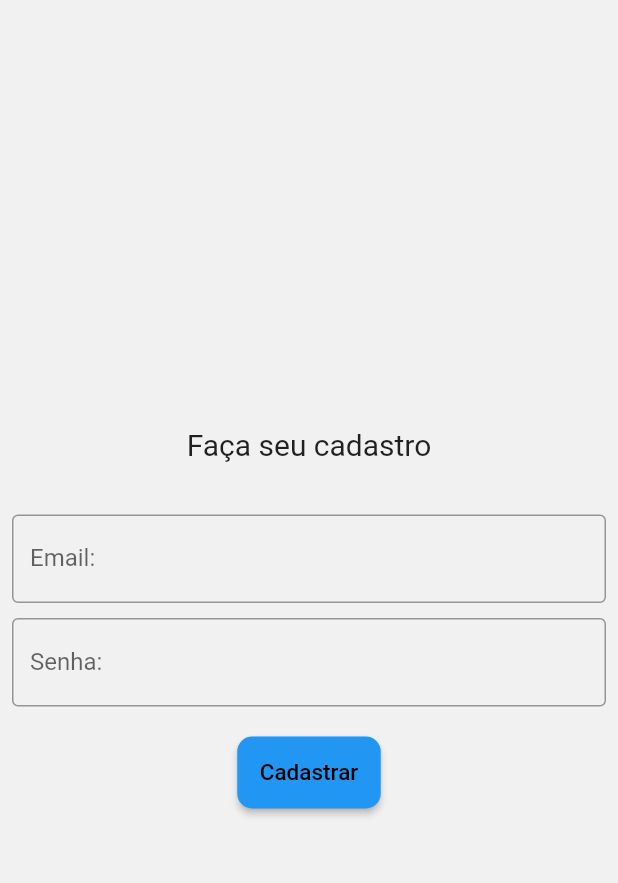
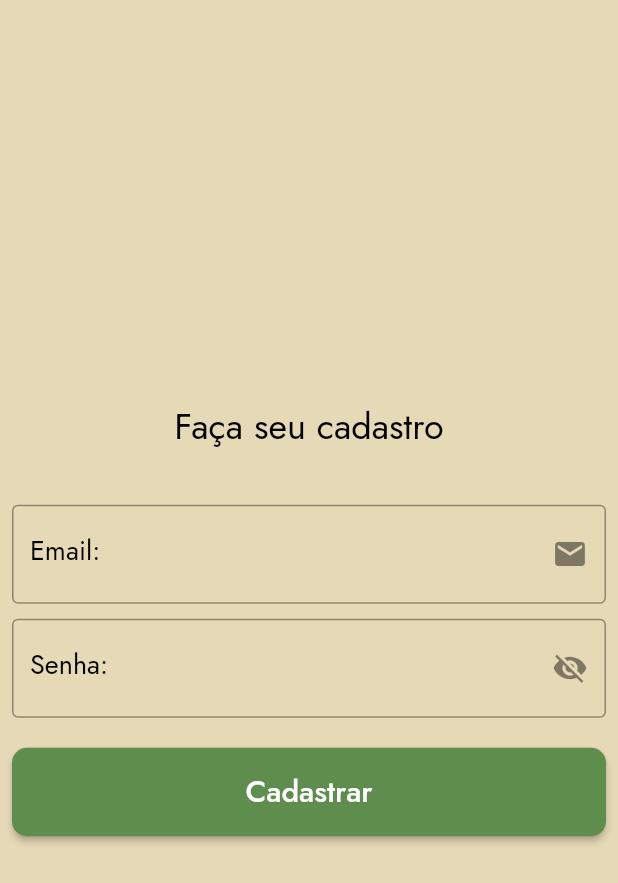
Before and after one commit to Xeviousbr/otchi, a Flutter app: the screen it shows after launch, after a tap on "Cadastre-se", on a phone screen of 412 x 824 dp. Shown: the top 883 px of the screen. Run offline on Flutter 3.47's test engine with Material 2 defaults, Android fonts, the phone set to English and light mode, and no system bars; our stand-ins replace firebase_core, firebase_crashlytics, google_fonts, sentry_flutter, shared_preferences; accounts and stored records are empty; network calls fail.

Commit message:
style:criando estilo dee cores para componentes e papara telas

```diff
--- /dev/null
+++ b/lib/components/theme.dart
@@ -0,0 +1,46 @@
+import 'package:flutter/material.dart';
+import 'package:google_fonts/google_fonts.dart';
+
+ThemeData theme() {
+  final theme = ThemeData();
+  final textTheme = GoogleFonts.jostTextTheme(theme.textTheme);
+
+  return ThemeData(
+    appBarTheme: const AppBarTheme(
+      backgroundColor: Color(0xff5F8D4E),
+    ),
+    scaffoldBackgroundColor: const Color(0xffE5D9B6),
+    textTheme: textTheme.copyWith(
+      titleLarge: textTheme.titleLarge?.copyWith(color: Colors.white),
+      titleMedium: textTheme.titleMedium?.copyWith(
+        fontSize: 24,
+        color: Colors.black,
+      ),
+      bodySmall: textTheme.bodySmall?.copyWith(
+        color: Colors.black,
+      ),
+      bodyMedium: textTheme.bodyMedium?.copyWith(
+        color: Colors.black,
+        fontSize: 18,
+      ),
+      bodyLarge: textTheme.bodyLarge?.copyWith(
+        color: Colors.white,
+        fontSize: 20,
+      ),
+    ),
+    drawerTheme: const DrawerThemeData(backgroundColor: Color(0xffE5D9B6)),
+    hintColor: Colors.black,
+    elevatedButtonTheme: ElevatedButtonThemeData(
+      style: ButtonStyle(
+        backgroundColor: MaterialStateProperty.all(
+          const Color(0xff5F8D4E),
+        ),
+      ),
+    ),
+    cardTheme: const CardTheme(color: Color(0xff5F8D4E)),
+    listTileTheme: const ListTileThemeData(
+      tileColor: Color(0xffE5D9B6),
+    ),
+  );
+  //floatingActionButtonTheme: FloatingActionButton());
+}
--- a/lib/main.dart
+++ b/lib/main.dart
@@ -2,6 +2,8 @@ import 'package:firebase_core/firebase_core.dart';
 import 'package:firebase_crashlytics/firebase_crashlytics.dart';
 import 'package:flutter/foundation.dart';
 import 'package:flutter/material.dart';
+import 'package:ot/components/theme.dart';
+import 'package:sentry_flutter/sentry_flutter.dart';
 
 import 'pages/cadastrar_tarefa.dart';
 import 'pages/register_page/register_page.dart';
@@ -9,6 +11,16 @@ import 'pages/home/home_page.dart';
 import 'pages/login_page/login_page.dart';
 
 Future<void> main() async {
+  await SentryFlutter.init(
+    (options) {
+      options.dsn =
+          'https://2ea50cd856ad43bab28274c1a4978720@o4504169361899520.ingest.sentry.io/4504169366945792';
+      // Set tracesSampleRate to 1.0 to capture 100% of transactions for performance monitoring.
+      // We recommend adjusting this value in production.
+      options.tracesSampleRate = 1.0;
+    },
+  );
+
   WidgetsFlutterBinding.ensureInitialized();
   await Firebase.initializeApp();
   FlutterError.onError = (errorDetails) {
@@ -30,9 +42,7 @@ class MyApp extends StatelessWidget {
   Widget build(BuildContext context) {
     return MaterialApp(
       title: 'OT - Organizador de Tarefas',
-      theme: ThemeData(
-        primarySwatch: Colors.blue,
-      ),
+      theme: theme(),
       routes: {
         '/login': (_) => const LoginPage(),
         '/cadastrar_tarefa': (_) => const CadastrarTarefa(),
--- a/lib/pages/login_page/login_page.dart
+++ b/lib/pages/login_page/login_page.dart
@@ -25,19 +25,20 @@ class _LoginPageState extends State<LoginPage> {
 
   String email = '';
   String password = '';
+  bool isPasswordVisible = true;
 
   @override
   Widget build(BuildContext context) {
+    final theme = Theme.of(context);
     return Scaffold(
-      backgroundColor: const Color.fromARGB(255, 241, 241, 241),
       body: Padding(
         padding: const EdgeInsets.all(8.0),
         child: Column(
           mainAxisAlignment: MainAxisAlignment.center,
           children: [
-            const Text(
+            Text(
               "Faça seu login",
-              style: TextStyle(fontSize: 20),
+              style: theme.textTheme.titleMedium,
             ),
             const SizedBox(
               height: 35,
@@ -46,8 +47,10 @@ class _LoginPageState extends State<LoginPage> {
               onChanged: (text) {
                 email = text;
               },
+              style: theme.textTheme.bodyMedium,
               keyboardType: TextInputType.emailAddress,
               decoration: const InputDecoration(
+                suffixIcon: Icon(Icons.email),
                 labelText: "Email:",
                 border: OutlineInputBorder(),
               ),
@@ -59,23 +62,29 @@ class _LoginPageState extends State<LoginPage> {
               onChanged: (text) {
                 password = text;
               },
-              obscureText: true,
-              decoration: const InputDecoration(
+              style: theme.textTheme.bodyMedium,
+              obscureText: isPasswordVisible,
+              decoration: InputDecoration(
+                suffixIcon: IconButton(
+                  icon: isPasswordVisible
+                      ? const Icon(Icons.visibility_off)
+                      : const Icon(Icons.visibility),
+                  onPressed: () =>
+                      setState(() => isPasswordVisible = !isPasswordVisible),
+                ),
                 labelText: "Senha:",
-                border: OutlineInputBorder(),
+                border: const OutlineInputBorder(),
               ),
             ),
             const SizedBox(
               height: 20,
             ),
-            ElevatedButton(
+            SizedBox(
+              width: double.infinity,
+              child: ElevatedButton(
                 style: ElevatedButton.styleFrom(
                   shape: RoundedRectangleBorder(
                       borderRadius: BorderRadius.circular(10)),
-                /* backgroundColor: Color(0xFF33b1d0),
-                  textStyle: TextStyle(
-                    fontSize: 20,
-                  ),*/
                   padding: const EdgeInsets.all(15),
                 ),
                 onPressed: () {
@@ -90,15 +99,18 @@ class _LoginPageState extends State<LoginPage> {
                     });
                   });
                 },
-              child: const Text(
+                child: Text(
                   "Login",
-                style: TextStyle(color: Colors.black, fontSize: 15),
+                  style: theme.textTheme.bodyLarge,
+                ),
               ),
             ),
             const SizedBox(
               height: 20,
             ),
-            ElevatedButton(
+            SizedBox(
+              width: double.infinity,
+              child: ElevatedButton(
                 style: ElevatedButton.styleFrom(
                   shape: RoundedRectangleBorder(
                       borderRadius: BorderRadius.circular(10)),
@@ -111,9 +123,10 @@ class _LoginPageState extends State<LoginPage> {
                 onPressed: () {
                   Navigator.of(context).pushNamed('/cadastro_user');
                 },
-              child: const Text(
+                child: Text(
                   "Cadastre-se",
-                style: TextStyle(color: Colors.black, fontSize: 15),
+                  style: theme.textTheme.bodyLarge,
+                ),
               ),
             )
           ],
--- a/lib/pages/register_page/register_page.dart
+++ b/lib/pages/register_page/register_page.dart
@@ -1,23 +1,30 @@
 import 'package:flutter/material.dart';
 import 'package:ot/services/api.dart';
 
-class RegisterPage extends StatelessWidget {
+class RegisterPage extends StatefulWidget {
   const RegisterPage({super.key});
 
   @override
-  Widget build(BuildContext context) {
+  State<RegisterPage> createState() => _RegisterPageState();
+}
+
+class _RegisterPageState extends State<RegisterPage> {
   String user = '';
   String pass = '';
+  bool isPasswordVisible = true;
+
+  @override
+  Widget build(BuildContext context) {
+    final theme = Theme.of(context);
     return Scaffold(
-      backgroundColor: const Color.fromARGB(255, 241, 241, 241),
       body: Padding(
         padding: const EdgeInsets.all(8.0),
         child: Column(
           mainAxisAlignment: MainAxisAlignment.center,
           children: [
-            const Text(
+            Text(
               "Faça seu cadastro",
-              style: TextStyle(fontSize: 20),
+              style: theme.textTheme.titleMedium,
             ),
             const SizedBox(
               height: 35,
@@ -26,8 +33,10 @@ class RegisterPage extends StatelessWidget {
               onChanged: (text) {
                 user = text;
               },
+              style: theme.textTheme.bodyMedium,
               keyboardType: TextInputType.emailAddress,
               decoration: const InputDecoration(
+                suffixIcon: Icon(Icons.email),
                 labelText: "Email:",
                 border: OutlineInputBorder(),
               ),
@@ -39,16 +48,26 @@ class RegisterPage extends StatelessWidget {
               onChanged: (text) {
                 pass = text;
               },
-              obscureText: true,
-              decoration: const InputDecoration(
+              style: theme.textTheme.bodyMedium,
+              obscureText: isPasswordVisible,
+              decoration: InputDecoration(
+                suffixIcon: IconButton(
+                  icon: isPasswordVisible
+                      ? const Icon(Icons.visibility_off)
+                      : const Icon(Icons.visibility),
+                  onPressed: () =>
+                      setState(() => isPasswordVisible = !isPasswordVisible),
+                ),
                 labelText: "Senha:",
-                border: OutlineInputBorder(),
+                border: const OutlineInputBorder(),
               ),
             ),
             const SizedBox(
               height: 20,
             ),
-            ElevatedButton(
+            SizedBox(
+              width: double.infinity,
+              child: ElevatedButton(
                 style: ElevatedButton.styleFrom(
                   shape: RoundedRectangleBorder(
                       borderRadius: BorderRadius.circular(10)),
@@ -63,9 +82,10 @@ class RegisterPage extends StatelessWidget {
                     }
                   });
                 },
-              child: const Text(
+                child: Text(
                   "Cadastrar",
-                style: TextStyle(color: Colors.black, fontSize: 15),
+                  style: theme.textTheme.bodyLarge,
+                ),
               ),
             )
           ],
--- a/pubspec.yaml
+++ b/pubspec.yaml
@@ -30,6 +30,7 @@ environment:
 dependencies:
   http: ^0.13.5
   shared_preferences: ^2.0.15
+  sentry_flutter: ^6.15.1
   flutter:
     sdk: flutter
 
@@ -39,6 +40,7 @@ dependencies:
   cupertino_icons: ^1.0.2
   firebase_core: ^2.2.0
   firebase_crashlytics: ^3.0.5
+  google_fonts: ^3.0.1
 
 dev_dependencies:
   flutter_test:
```
Also changed, not shown: lib/pages/cadastrar_tarefa.dart (+46 -27 lines), lib/pages/home/home_page.dart (+8 -2 lines), lib/pages/home/tarefa_item_component.dart (+13 -3 lines), pubspec.lock. Lines whose indentation alone changed are shown as unchanged.
